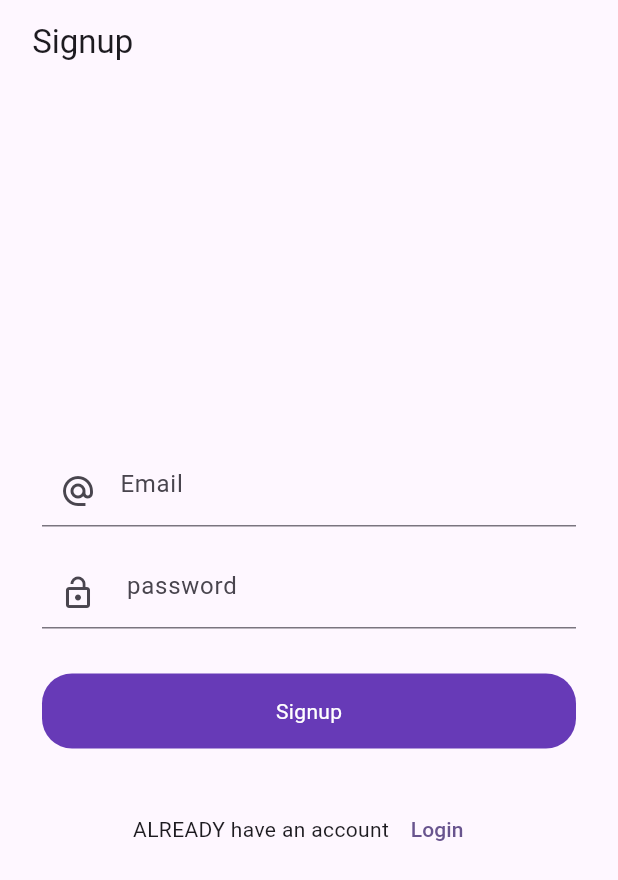
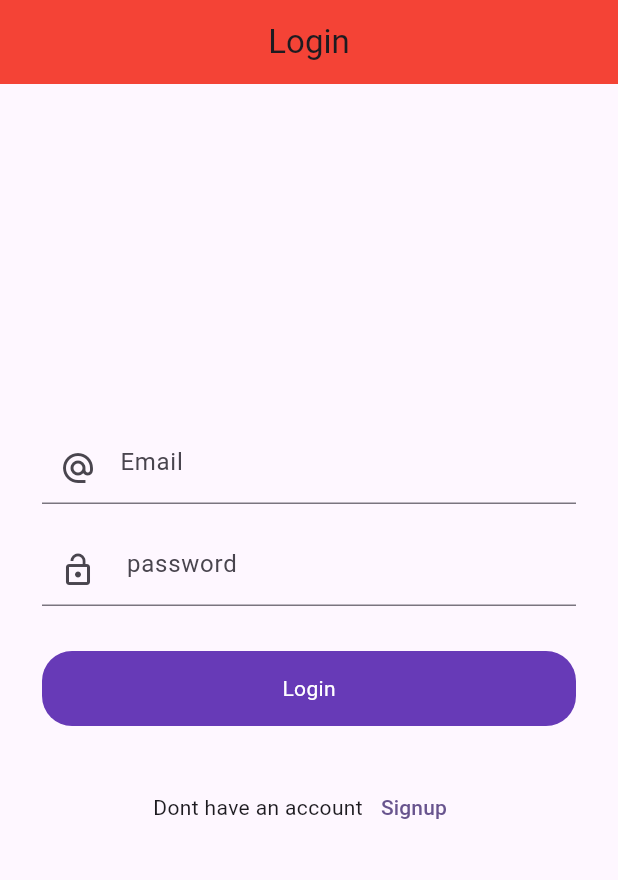
Before and after one commit to dharmendra-24/cric_admin, a Flutter app: the screen it shows after launch, on a phone screen of 412 x 824 dp. Shown: the top 880 px of the screen. Run offline on Flutter 3.47's test engine with Material 3 defaults, Android fonts, the light colour scheme and no system bars; our stand-ins replace easy_sidemenu, firebase_auth, firebase_core, fluttertoast; missing offline and left inert: dropdown_model_list, image_picker_web; accounts and stored records are empty.

```diff
--- a/lib/main.dart
+++ b/lib/main.dart
@@ -35,7 +35,7 @@ class MyApp extends StatelessWidget {
         colorScheme: ColorScheme.fromSeed(seedColor: Colors.deepPurple),
         useMaterial3: true,
       ),
-      home: SignUpScreen(),
+      home: LoginScreen(),
     );
   }
 }
```
